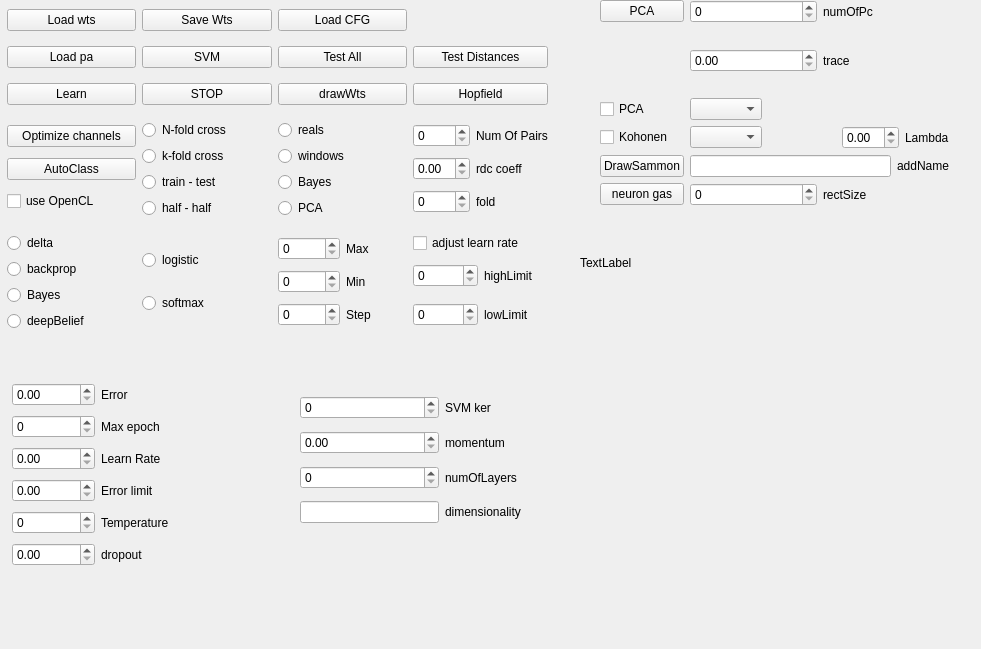
The window that net.ui (ArtfulVampire/SecondGUIrepo) describes before a commit, drawn with Qt 5.
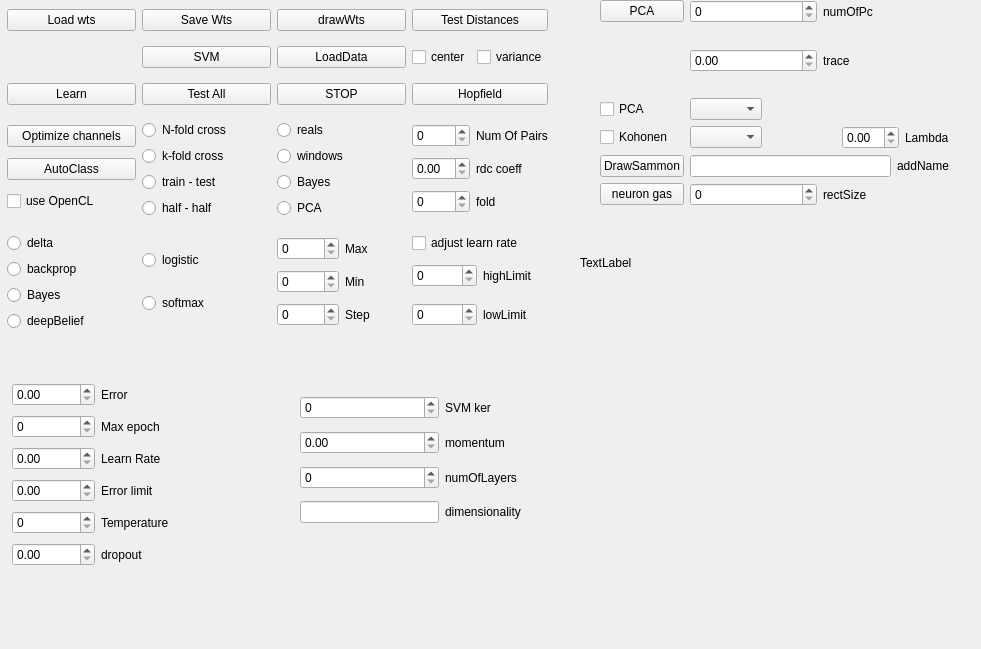
The same window after the commit.

Commit message: kyrillic to latin filenames repair QDA in general form dataMatrix = pcaMatrix

```diff
--- a/net.ui
+++ b/net.ui
@@ -437,20 +437,6 @@
       </property>
      </widget>
     </item>
-    <item row="0" column="2">
-     <widget class="QPushButton" name="loadNetButton">
-      <property name="text">
-       <string>Load CFG</string>
-      </property>
-     </widget>
-    </item>
-    <item row="1" column="0">
-     <widget class="QPushButton" name="loadPaButton">
-      <property name="text">
-       <string>Load pa</string>
-      </property>
-     </widget>
-    </item>
     <item row="1" column="1">
      <widget class="QPushButton" name="svmPushButton">
       <property name="text">
@@ -458,20 +444,6 @@
       </property>
      </widget>
     </item>
-    <item row="1" column="2">
-     <widget class="QPushButton" name="testAllButton">
-      <property name="text">
-       <string>Test All</string>
-      </property>
-     </widget>
-    </item>
-    <item row="1" column="3">
-     <widget class="QPushButton" name="distancesPushButton">
-      <property name="text">
-       <string>Test Distances</string>
-      </property>
-     </widget>
-    </item>
     <item row="2" column="0">
      <widget class="QPushButton" name="learnButton">
       <property name="text">
@@ -479,20 +451,6 @@
       </property>
      </widget>
     </item>
-    <item row="2" column="1">
-     <widget class="QPushButton" name="stopButton">
-      <property name="text">
-       <string>STOP</string>
-      </property>
-     </widget>
-    </item>
-    <item row="2" column="2">
-     <widget class="QPushButton" name="drawWtsButton">
-      <property name="text">
-       <string>drawWts</string>
-      </property>
-     </widget>
-    </item>
     <item row="2" column="3">
      <widget class="QPushButton" name="hopfieldPushButton">
       <property name="text">
@@ -564,6 +522,59 @@
       </item>
      </layout>
     </item>
+    <item row="1" column="2">
+     <widget class="QPushButton" name="loadDataButton">
+      <property name="text">
+       <string>LoadData</string>
+      </property>
+     </widget>
+    </item>
+    <item row="0" column="3">
+     <widget class="QPushButton" name="distancesPushButton">
+      <property name="text">
+       <string>Test Distances</string>
+      </property>
+     </widget>
+    </item>
+    <item row="0" column="2">
+     <widget class="QPushButton" name="drawWtsButton">
+      <property name="text">
+       <string>drawWts</string>
+      </property>
+     </widget>
+    </item>
+    <item row="2" column="2">
+     <widget class="QPushButton" name="stopButton">
+      <property name="text">
+       <string>STOP</string>
+      </property>
+     </widget>
+    </item>
+    <item row="2" column="1">
+     <widget class="QPushButton" name="testAllButton">
+      <property name="text">
+       <string>Test All</string>
+      </property>
+     </widget>
+    </item>
+    <item row="1" column="3">
+     <layout class="QHBoxLayout" name="horizontalLayout">
+      <item>
+       <widget class="QCheckBox" name="centerCheckBox">
+        <property name="text">
+         <string>center</string>
+        </property>
+       </widget>
+      </item>
+      <item>
+       <widget class="QCheckBox" name="varianceCheckBox">
+        <property name="text">
+         <string>variance</string>
+        </property>
+       </widget>
+      </item>
+     </layout>
+    </item>
    </layout>
   </widget>
   <widget class="QWidget" name="layoutWidget">
```
The commit also changes 15 other files.
